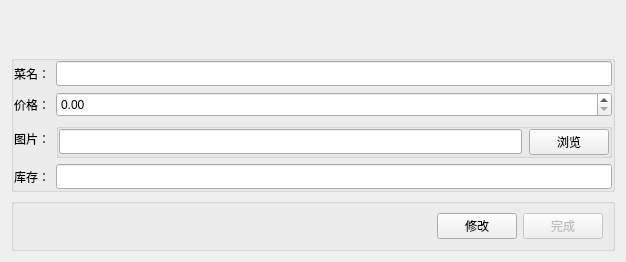
This is admini/dishesedict.ui in Li-Yaosong/BuffetMealsSystem as Qt 5 draws it before an edit. The edited form follows.
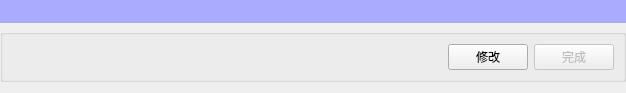
This is the edited form.

```diff
--- a/admini/dishesedict.ui
+++ b/admini/dishesedict.ui
@@ -7,7 +7,7 @@
     <x>0</x>
     <y>0</y>
     <width>626</width>
-    <height>262</height>
+    <height>93</height>
    </rect>
   </property>
   <property name="minimumSize">
@@ -18,7 +18,7 @@
   </property>
   <property name="maximumSize">
    <size>
-    <width>626</width>
+    <width>16777215</width>
     <height>800</height>
    </size>
   </property>
@@ -26,149 +26,21 @@
    <string>Form</string>
   </property>
   <layout class="QVBoxLayout" name="verticalLayout">
+   <property name="leftMargin">
+    <number>0</number>
+   </property>
+   <property name="topMargin">
+    <number>0</number>
+   </property>
+   <property name="rightMargin">
+    <number>0</number>
+   </property>
    <item>
-    <spacer name="verticalSpacer">
-     <property name="orientation">
-      <enum>Qt::Vertical</enum>
+    <widget class="QWidget" name="widget" native="true">
+     <property name="styleSheet">
+      <string notr="true">background-color: rgb(170, 170, 255);</string>
      </property>
-     <property name="sizeHint" stdset="0">
-      <size>
-       <width>20</width>
-       <height>40</height>
-      </size>
-     </property>
-    </spacer>
-   </item>
-   <item>
-    <widget class="QGroupBox" name="groupBox">
-     <property name="minimumSize">
-      <size>
-       <width>0</width>
-       <height>0</height>
-      </size>
-     </property>
-     <property name="maximumSize">
-      <size>
-       <width>16777215</width>
-       <height>200</height>
-      </size>
-     </property>
-     <property name="title">
-      <string/>
-     </property>
-     <layout class="QFormLayout" name="formLayout">
-      <property name="leftMargin">
-       <number>0</number>
-      </property>
-      <property name="topMargin">
-       <number>0</number>
-      </property>
-      <property name="rightMargin">
-       <number>0</number>
-      </property>
-      <property name="bottomMargin">
-       <number>0</number>
-      </property>
-      <item row="1" column="0">
-       <widget class="QLabel" name="label_4">
-        <property name="text">
-         <string>菜名：</string>
-        </property>
-       </widget>
-      </item>
-      <item row="1" column="1">
-       <widget class="QLineEdit" name="lineEdit_3">
-        <property name="minimumSize">
-         <size>
-          <width>0</width>
-          <height>25</height>
-         </size>
-        </property>
-       </widget>
-      </item>
-      <item row="2" column="0">
-       <widget class="QLabel" name="label_2">
-        <property name="text">
-         <string>价格：</string>
-        </property>
-       </widget>
-      </item>
-      <item row="2" column="1">
-       <widget class="QDoubleSpinBox" name="doubleSpinBox">
-        <property name="minimumSize">
-         <size>
-          <width>0</width>
-          <height>25</height>
-         </size>
-        </property>
-       </widget>
-      </item>
-      <item row="3" column="0">
-       <widget class="QLabel" name="label_5">
-        <property name="text">
-         <string>图片：</string>
-        </property>
-       </widget>
-      </item>
-      <item row="3" column="1">
-       <widget class="QGroupBox" name="groupBox_2">
-        <property name="title">
-         <string/>
-        </property>
-        <layout class="QHBoxLayout" name="horizontalLayout_2">
-         <property name="spacing">
-          <number>7</number>
-         </property>
-         <property name="leftMargin">
-          <number>0</number>
-         </property>
-         <property name="topMargin">
-          <number>0</number>
-         </property>
-         <property name="rightMargin">
-          <number>0</number>
-         </property>
-         <property name="bottomMargin">
-          <number>0</number>
-         </property>
-         <item>
-          <widget class="QLineEdit" name="lineEdit_4">
-           <property name="minimumSize">
-            <size>
-             <width>0</width>
-             <height>25</height>
-            </size>
-           </property>
-          </widget>
-         </item>
-         <item>
-          <widget class="QPushButton" name="pushButton_3">
-           <property name="text">
-            <string>浏览</string>
-           </property>
-          </widget>
-         </item>
-        </layout>
-       </widget>
-      </item>
-      <item row="4" column="0">
-       <widget class="QLabel" name="label_3">
-        <property name="text">
-         <string>库存：</string>
-        </property>
-       </widget>
-      </item>
-      <item row="4" column="1">
-       <widget class="QLineEdit" name="lineEdit_2">
-        <property name="minimumSize">
-         <size>
-          <width>0</width>
-          <height>25</height>
-         </size>
-        </property>
-       </widget>
-      </item>
-     </layout>
+     <layout class="QHBoxLayout" name="horizontalLayout"/>
     </widget>
    </item>
    <item>
```
